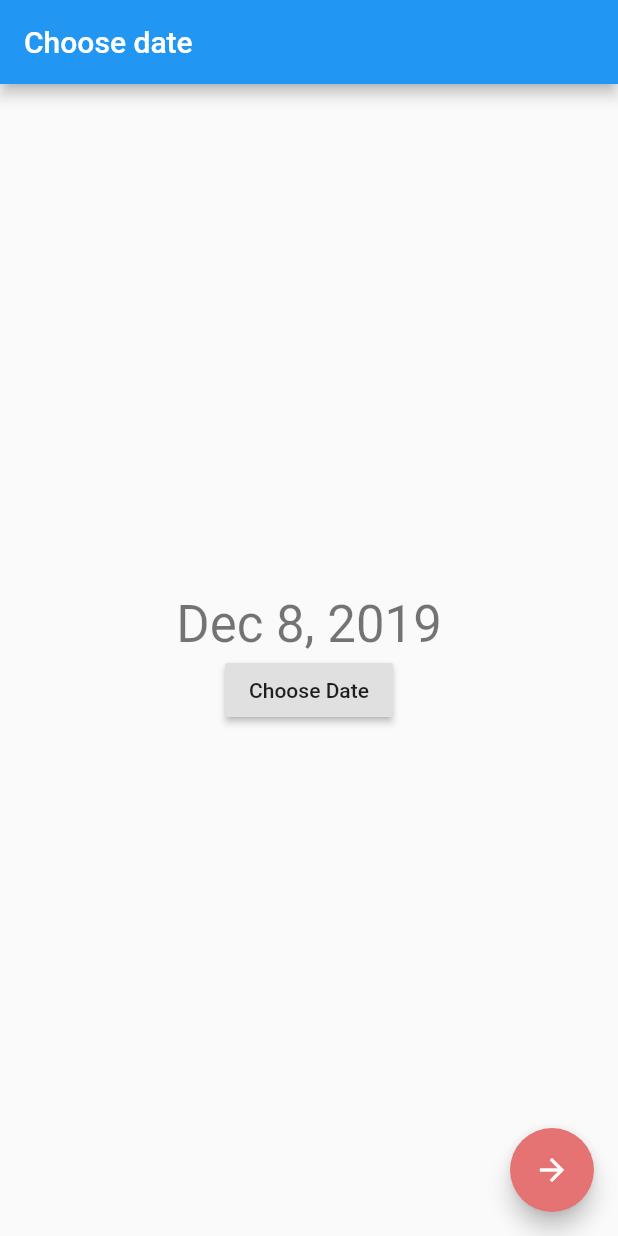
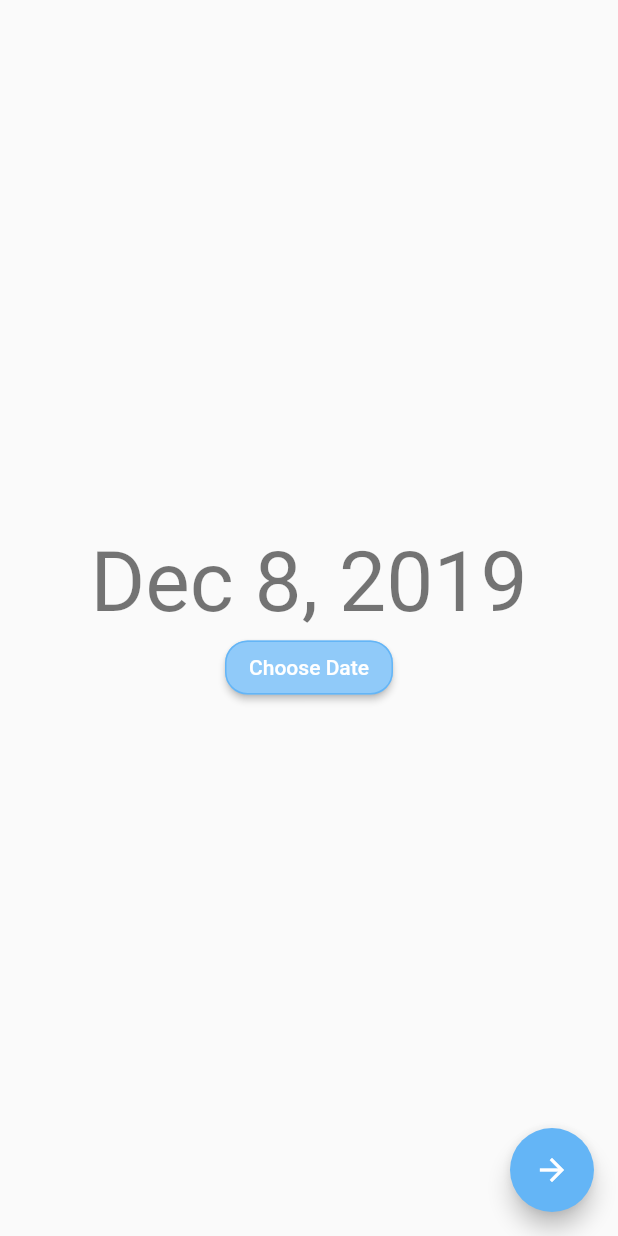
Before and after one commit to afsabhishek/LoadsmileAssignment, a Flutter app: the screen it shows after launch, on a phone screen of 412 x 824 dp. Run offline on Flutter 3.47's test engine with Material 2 defaults, Android fonts, the phone set to English and light mode, and no system bars.

```diff
--- a/lib/screens/home_page.dart
+++ b/lib/screens/home_page.dart
@@ -19,7 +19,7 @@ class _HomePageState extends State<HomePage> {
       lastDate: DateTime(2030),
       builder: (BuildContext context, Widget child) {
         return Theme(
-          data: ThemeData.dark(),
+          data: ThemeData.light(),
           child: child,
         );
       },
@@ -33,9 +33,6 @@ class _HomePageState extends State<HomePage> {
   @override
   Widget build(BuildContext context) {
     return Scaffold(
-      appBar: AppBar(
-        title: Text("Choose date"),
-      ),
       body: SafeArea(
         child: Center(
           child: Column(
@@ -43,10 +40,15 @@ class _HomePageState extends State<HomePage> {
             children: <Widget>[
               Text(
                 new DateFormat.yMMMd().format(selectedDate),
-                style: Theme.of(context).textTheme.display1,
+                style: Theme.of(context).textTheme.display3,
               ),
               RaisedButton(
-                child: Text("Choose Date"),
+                shape: RoundedRectangleBorder(
+                    borderRadius: new BorderRadius.circular(15.0),
+                    side: BorderSide(color: Colors.blue[300])
+                ),
+                child: Text("Choose Date", style: TextStyle(color: Colors.white),),
+                color: Colors.blue[200],
                 onPressed: () {
                   _selectDate(context);
                 },
@@ -61,7 +63,7 @@ class _HomePageState extends State<HomePage> {
               arguments: IngredientsScreenArgs(selectedDate));
         },
         child: Icon(Icons.arrow_forward),
-        backgroundColor: Colors.red[300],
+        backgroundColor: Colors.blue[300],
       ),
     );
   }
--- a/lib/screens/reciep_list.dart
+++ b/lib/screens/reciep_list.dart
@@ -15,7 +15,7 @@ class _RecipeListState extends State<RecipeList> {
     final RecipeListArgs args = ModalRoute.of(context).settings.arguments;
     return Scaffold(
       appBar: AppBar(
-        title: Text("Reciep List"),
+        title: Text("Recipe List"),
       ),
       body: SafeArea(
         child: FutureBuilder(
@@ -26,7 +26,8 @@ class _RecipeListState extends State<RecipeList> {
                 projectSnap.hasData == null) {
               return Center(
                 child: Text(
-                  "Loading",
+                  "Loading...",
+                  style: TextStyle(fontSize: 20),
                 ),
               );
             }
--- a/pubspec.yaml
+++ b/pubspec.yaml
@@ -20,8 +20,6 @@ dependencies:
   flutter:
     sdk: flutter
   http:
-  mobx: ^0.3.8
-  flutter_mobx: ^0.3.3
   intl: ^0.16.0
 
   # The following adds the Cupertino Icons font to your application.
@@ -32,7 +30,6 @@ dev_dependencies:
   flutter_test:
     sdk: flutter
   build_runner: ^1.3.1
-  mobx_codegen: ^0.3.9
 
 
 # For information on the generic Dart part of this file, see the
```
Also changed, not shown: lib/screens/ingredients_screen.dart (+8 -5 lines), pubspec.lock.
